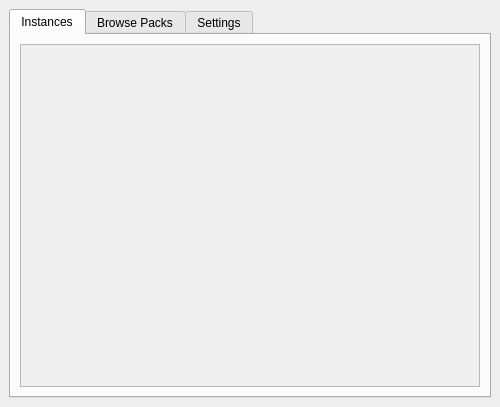
The window that UI/MainWindow.ui (OpenMineMods/OneClient) describes before a commit, drawn with Qt 5.
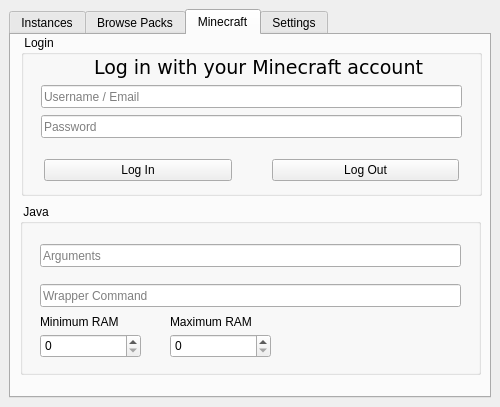
The same window after the commit. Icons and pictures are not drawn.

Commit message: Add Minecraft Tab

What changed in the file:
```diff
--- a/UI/MainWindow.ui
+++ b/UI/MainWindow.ui
@@ -22,7 +22,7 @@
     <item>
      <widget class="QTabWidget" name="mainTabs">
       <property name="currentIndex">
-       <number>0</number>
+       <number>2</number>
       </property>
       <widget class="QWidget" name="tab_instances">
        <attribute name="title">
@@ -40,7 +40,7 @@
              <x>0</x>
              <y>0</y>
              <width>458</width>
-             <height>316</height>
+             <height>320</height>
             </rect>
            </property>
           </widget>
@@ -139,6 +139,201 @@
         </item>
        </layout>
       </widget>
+      <widget class="QWidget" name="tab_minecraft">
+       <attribute name="title">
+        <string>Minecraft</string>
+       </attribute>
+       <widget class="QGroupBox" name="main">
+        <property name="geometry">
+         <rect>
+          <x>10</x>
+          <y>0</y>
+          <width>461</width>
+          <height>161</height>
+         </rect>
+        </property>
+        <property name="title">
+         <string> Login</string>
+        </property>
+        <widget class="QLineEdit" name="login_password">
+         <property name="geometry">
+          <rect>
+           <x>20</x>
+           <y>80</y>
+           <width>421</width>
+           <height>23</height>
+          </rect>
+         </property>
+         <property name="echoMode">
+          <enum>QLineEdit::Password</enum>
+         </property>
+         <property name="placeholderText">
+          <string>Password</string>
+         </property>
+        </widget>
+        <widget class="QLineEdit" name="login_username">
+         <property name="geometry">
+          <rect>
+           <x>20</x>
+           <y>50</y>
+           <width>421</width>
+           <height>23</height>
+          </rect>
+         </property>
+         <property name="placeholderText">
+          <string>Username / Email</string>
+         </property>
+        </widget>
+        <widget class="QLabel" name="login_label">
+         <property name="geometry">
+          <rect>
+           <x>20</x>
+           <y>20</y>
+           <width>435</width>
+           <height>25</height>
+          </rect>
+         </property>
+         <property name="font">
+          <font>
+           <family>DejaVu Sans</family>
+           <pointsize>14</pointsize>
+          </font>
+         </property>
+         <property name="text">
+          <string>Log in with your Minecraft account</string>
+         </property>
+         <property name="alignment">
+          <set>Qt::AlignCenter</set>
+         </property>
+        </widget>
+        <widget class="QWidget" name="horizontalLayoutWidget">
+         <property name="geometry">
+          <rect>
+           <x>20</x>
+           <y>110</y>
+           <width>421</width>
+           <height>51</height>
+          </rect>
+         </property>
+         <layout class="QHBoxLayout" name="buttons">
+          <property name="spacing">
+           <number>40</number>
+          </property>
+          <property name="leftMargin">
+           <number>3</number>
+          </property>
+          <property name="rightMargin">
+           <number>3</number>
+          </property>
+          <item>
+           <widget class="QPushButton" name="button_login">
+            <property name="text">
+             <string>Log In</string>
+            </property>
+           </widget>
+          </item>
+          <item>
+           <widget class="QPushButton" name="button_logout">
+            <property name="text">
+             <string>Log Out</string>
+            </property>
+           </widget>
+          </item>
+         </layout>
+        </widget>
+       </widget>
+       <widget class="QGroupBox" name="java">
+        <property name="geometry">
+         <rect>
+          <x>9</x>
+          <y>169</y>
+          <width>461</width>
+          <height>171</height>
+         </rect>
+        </property>
+        <property name="title">
+         <string> Java</string>
+        </property>
+        <widget class="QLineEdit" name="java_arguments">
+         <property name="geometry">
+          <rect>
+           <x>20</x>
+           <y>40</y>
+           <width>421</width>
+           <height>23</height>
+          </rect>
+         </property>
+         <property name="echoMode">
+          <enum>QLineEdit::Password</enum>
+         </property>
+         <property name="placeholderText">
+          <string>Arguments</string>
+         </property>
+        </widget>
+        <widget class="QLineEdit" name="java_arguments_2">
+         <property name="geometry">
+          <rect>
+           <x>20</x>
+           <y>80</y>
+           <width>421</width>
+           <height>23</height>
+          </rect>
+         </property>
+         <property name="echoMode">
+          <enum>QLineEdit::Password</enum>
+         </property>
+         <property name="placeholderText">
+          <string>Wrapper Command</string>
+         </property>
+        </widget>
+        <widget class="QSpinBox" name="min_ram">
+         <property name="geometry">
+          <rect>
+           <x>20</x>
+           <y>130</y>
+           <width>101</width>
+           <height>24</height>
+          </rect>
+         </property>
+        </widget>
+        <widget class="QLabel" name="label_min_ram">
+         <property name="geometry">
+          <rect>
+           <x>20</x>
+           <y>110</y>
+           <width>101</width>
+           <height>16</height>
+          </rect>
+         </property>
+         <property name="text">
+          <string>Minimum RAM</string>
+         </property>
+        </widget>
+        <widget class="QSpinBox" name="max_ram">
+         <property name="geometry">
+          <rect>
+           <x>150</x>
+           <y>130</y>
+           <width>101</width>
+           <height>24</height>
+          </rect>
+         </property>
+        </widget>
+        <widget class="QLabel" name="label_max_ram">
+         <property name="geometry">
+          <rect>
+           <x>150</x>
+           <y>110</y>
+           <width>101</width>
+           <height>16</height>
+          </rect>
+         </property>
+         <property name="text">
+          <string>Maximum RAM</string>
+         </property>
+        </widget>
+       </widget>
+      </widget>
       <widget class="QWidget" name="tab_settings">
        <attribute name="title">
         <string>Settings</string>
```
Left out of the diff: 4 changed lines with no effect on the pictures.
